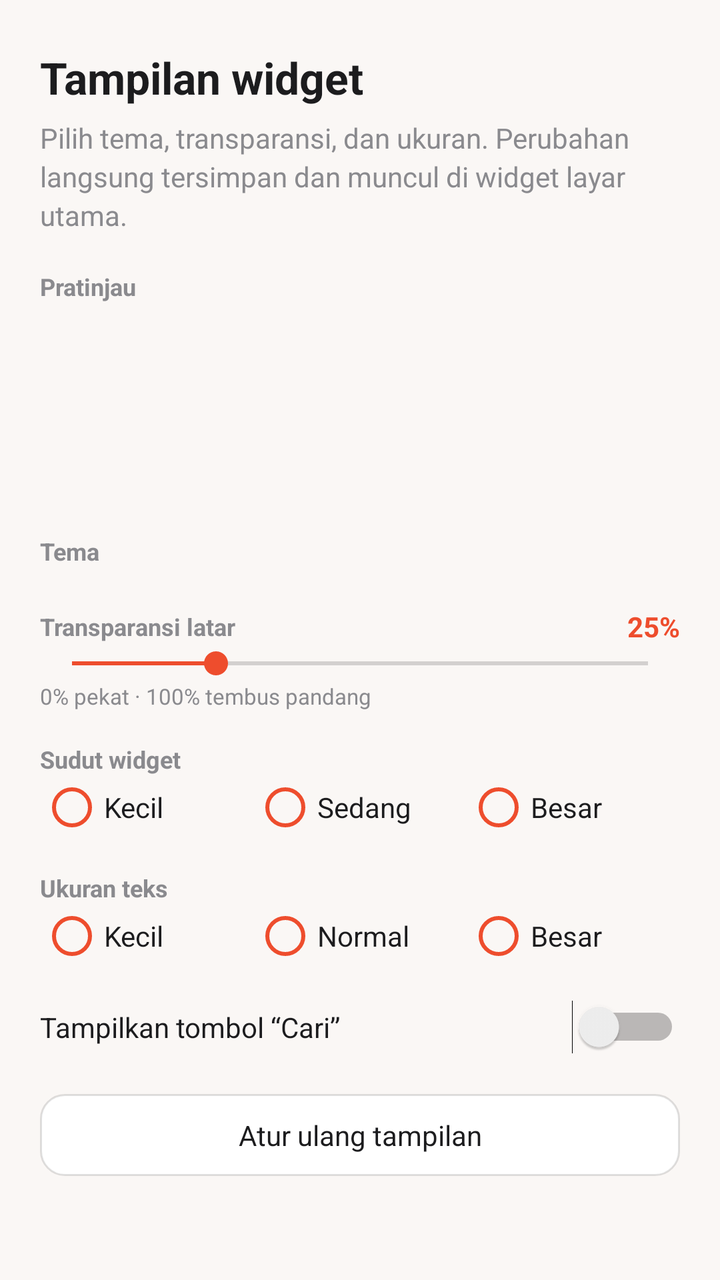
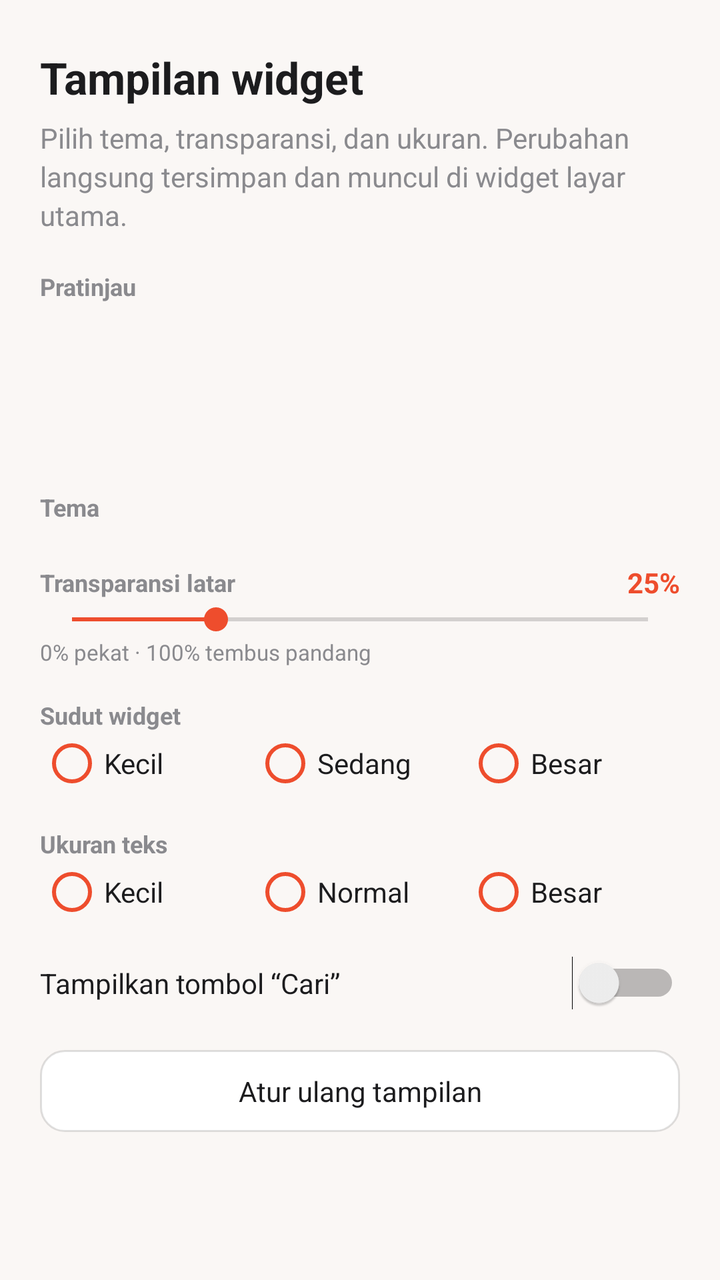

Compare the two renders of this Android layout. The source of the first and the diff that turns it into the second are given below.
<!-- AndroidManifest.xml: application theme Theme.CariCepat -->
<!-- res/layout/activity_widget_style.xml -->
<?xml version="1.0" encoding="utf-8"?>
<ScrollView xmlns:android="http://schemas.android.com/apk/res/android"
    android:layout_width="match_parent"
    android:layout_height="match_parent"
    android:background="@color/bg"
    android:fillViewport="true"
    android:fitsSystemWindows="true">

    <LinearLayout
        android:layout_width="match_parent"
        android:layout_height="wrap_content"
        android:orientation="vertical"
        android:paddingStart="20dp"
        android:paddingTop="24dp"
        android:paddingEnd="20dp"
        android:paddingBottom="28dp">

        <TextView
            android:layout_width="match_parent"
            android:layout_height="wrap_content"
            android:text="@string/widget_style_title"
            android:textColor="@color/text_primary"
            android:textSize="22sp"
            android:textStyle="bold" />

        <TextView
            style="@style/CardBody"
            android:layout_width="match_parent"
            android:layout_height="wrap_content"
            android:layout_marginTop="6dp"
            android:text="@string/widget_style_desc" />

        <TextView
            android:layout_width="match_parent"
            android:layout_height="wrap_content"
            android:layout_marginTop="18dp"
            android:text="@string/widget_style_preview"
            android:textColor="@color/text_muted"
            android:textSize="12sp"
            android:textStyle="bold" />

        <FrameLayout
            android:id="@+id/previewBox"
            android:layout_width="match_parent"
            android:layout_height="88dp"
            android:layout_marginTop="8dp" />

        <TextView
            android:layout_width="match_parent"
            android:layout_height="wrap_content"
            android:layout_marginTop="20dp"
            android:text="@string/theme_label"
            android:textColor="@color/text_muted"
            android:textSize="12sp"
            android:textStyle="bold" />

        <LinearLayout
            android:id="@+id/themePreviewList"
            android:layout_width="match_parent"
            android:layout_height="wrap_content"
            android:layout_marginTop="4dp"
            android:orientation="vertical" />

        <LinearLayout
            android:layout_width="match_parent"
            android:layout_height="wrap_content"
            android:layout_marginTop="16dp"
            android:gravity="center_vertical"
            android:orientation="horizontal">

            <TextView
                android:layout_width="0dp"
                android:layout_height="wrap_content"
                android:layout_weight="1"
                android:text="@string/transparency_label"
                android:textColor="@color/text_muted"
                android:textSize="12sp"
                android:textStyle="bold" />

            <TextView
                android:id="@+id/transparencyValue"
                android:layout_width="wrap_content"
                android:layout_height="wrap_content"
                android:text="@string/transparency_default"
                android:textColor="@color/brand"
                android:textSize="14sp"
                android:textStyle="bold" />
        </LinearLayout>

        <SeekBar
            android:id="@+id/transparencySeek"
            android:layout_width="match_parent"
            android:layout_height="wrap_content"
            android:max="100"
            android:progress="25"
            android:progressTint="@color/brand"
            android:thumbTint="@color/brand" />

        <TextView
            android:layout_width="match_parent"
            android:layout_height="wrap_content"
            android:text="@string/transparency_hint"
            android:textColor="@color/text_muted"
            android:textSize="11sp" />

        <TextView
            android:layout_width="match_parent"
            android:layout_height="wrap_content"
            android:layout_marginTop="16dp"
            android:text="@string/corner_label"
            android:textColor="@color/text_muted"
            android:textSize="12sp"
            android:textStyle="bold" />

        <RadioGroup
            android:id="@+id/cornerGroup"
            android:layout_width="match_parent"
            android:layout_height="wrap_content"
            android:orientation="horizontal">

            <RadioButton
                android:id="@+id/cornerSmall"
                android:layout_width="0dp"
                android:layout_height="wrap_content"
                android:layout_weight="1"
                android:buttonTint="@color/brand"
                android:text="@string/corner_small"
                android:textColor="@color/text_primary"
                android:textSize="14sp" />

            <RadioButton
                android:id="@+id/cornerMedium"
                android:layout_width="0dp"
                android:layout_height="wrap_content"
                android:layout_weight="1"
                android:buttonTint="@color/brand"
                android:text="@string/corner_medium"
                android:textColor="@color/text_primary"
                android:textSize="14sp" />

            <RadioButton
                android:id="@+id/cornerLarge"
                android:layout_width="0dp"
                android:layout_height="wrap_content"
                android:layout_weight="1"
                android:buttonTint="@color/brand"
                android:text="@string/corner_large"
                android:textColor="@color/text_primary"
                android:textSize="14sp" />
        </RadioGroup>

        <TextView
            android:layout_width="match_parent"
            android:layout_height="wrap_content"
            android:layout_marginTop="16dp"
            android:text="@string/text_size_label"
            android:textColor="@color/text_muted"
            android:textSize="12sp"
            android:textStyle="bold" />

        <RadioGroup
            android:id="@+id/textSizeGroup"
            android:layout_width="match_parent"
            android:layout_height="wrap_content"
            android:orientation="horizontal">

            <RadioButton
                android:id="@+id/sizeSmall"
                android:layout_width="0dp"
                android:layout_height="wrap_content"
                android:layout_weight="1"
                android:buttonTint="@color/brand"
                android:text="@string/size_small"
                android:textColor="@color/text_primary"
                android:textSize="14sp" />

            <RadioButton
                android:id="@+id/sizeNormal"
                android:layout_width="0dp"
                android:layout_height="wrap_content"
                android:layout_weight="1"
                android:buttonTint="@color/brand"
                android:text="@string/size_normal"
                android:textColor="@color/text_primary"
                android:textSize="14sp" />

            <RadioButton
                android:id="@+id/sizeLarge"
                android:layout_width="0dp"
                android:layout_height="wrap_content"
                android:layout_weight="1"
                android:buttonTint="@color/brand"
                android:text="@string/size_large"
                android:textColor="@color/text_primary"
                android:textSize="14sp" />
        </RadioGroup>

        <Switch
            android:id="@+id/ctaSwitch"
            android:layout_width="match_parent"
            android:layout_height="wrap_content"
            android:layout_marginTop="16dp"
            android:text="@string/show_cta"
            android:textColor="@color/text_primary"
            android:textSize="14sp" />

        <Button
            android:id="@+id/btnResetStyle"
            style="@style/GhostButton"
            android:layout_width="match_parent"
            android:layout_height="wrap_content"
            android:layout_marginTop="20dp"
            android:text="@string/widget_style_reset" />

    </LinearLayout>
</ScrollView>
<!-- resources referenced by this layout -->
<resources>
  <color name="bg">#FAF7F5</color>
  <color name="brand">#EE4D2D</color>
  <color name="text_muted">#8A8A8E</color>
  <color name="text_primary">#1C1C1E</color>
  <string name="corner_label">Sudut widget</string>
  <string name="corner_large">Besar</string>
  <string name="corner_medium">Sedang</string>
  <string name="corner_small">Kecil</string>
  <string name="show_cta">Tampilkan tombol “Cari”</string>
  <string name="size_large">Besar</string>
  <string name="size_normal">Normal</string>
  <string name="size_small">Kecil</string>
  <string name="text_size_label">Ukuran teks</string>
  <string name="theme_label">Tema</string>
  <string name="transparency_default">25%</string>
  <string name="transparency_hint" formatted="false">0% pekat · 100% tembus pandang</string>
  <string name="transparency_label">Transparansi latar</string>
  <string name="widget_style_desc">Pilih tema, transparansi, dan ukuran. Perubahan langsung tersimpan dan muncul di widget layar utama.</string>
  <string name="widget_style_preview">Pratinjau</string>
  <string name="widget_style_reset">Atur ulang tampilan</string>
  <string name="widget_style_title">Tampilan widget</string>
  <style name="CardBody">
          <item name="android:textSize">14sp</item>
          <item name="android:textColor">@color/text_muted</item>
          <item name="android:lineSpacingExtra">3dp</item>
      </style>
  <style name="GhostButton" parent="@android:style/Widget.Material.Button">
          <item name="android:background">@drawable/bg_button_ghost</item>
          <item name="android:textColor">@color/text_primary</item>
          <item name="android:textSize">14sp</item>
          <item name="android:textAllCaps">false</item>
          <item name="android:paddingTop">11dp</item>
          <item name="android:paddingBottom">11dp</item>
          <item name="android:stateListAnimator">@null</item>
          <item name="android:minHeight">0dp</item>
      </style>
  <style name="Theme.CariCepat" parent="@android:style/Theme.Material.Light.NoActionBar">
          <item name="android:colorAccent">@color/brand</item>
          <item name="android:colorPrimary">@color/brand</item>
          <item name="android:colorPrimaryDark">@color/brand_pressed</item>
          <item name="android:windowBackground">@color/bg</item>
          <item name="android:statusBarColor">@color/bg</item>
          <item name="android:navigationBarColor">@color/bg</item>
          <item name="android:windowLightStatusBar">true</item>
          <item name="android:fontFamily">sans-serif</item>
      </style>
  <!-- drawable bg_button_ghost (drawable) -->
  <?xml version="1.0" encoding="utf-8"?>
  <ripple xmlns:android="http://schemas.android.com/apk/res/android"
      android:color="#14000000">
      <item>
          <shape android:shape="rectangle">
              <solid android:color="@color/white" />
              <corners android:radius="12dp" />
              <stroke android:width="1dp" android:color="#1F000000" />
          </shape>
      </item>
  </ripple>
  <color name="brand_pressed">#D93F20</color>
  <color name="white">#FFFFFF</color>
</resources>

<!-- the commit's change to res/layout/activity_widget_style.xml (unified diff, before → after) -->
@@ -42,7 +42,7 @@
         <FrameLayout
             android:id="@+id/previewBox"
             android:layout_width="match_parent"
-            android:layout_height="88dp"
+            android:layout_height="66dp"
             android:layout_marginTop="8dp" />
 
         <TextView
